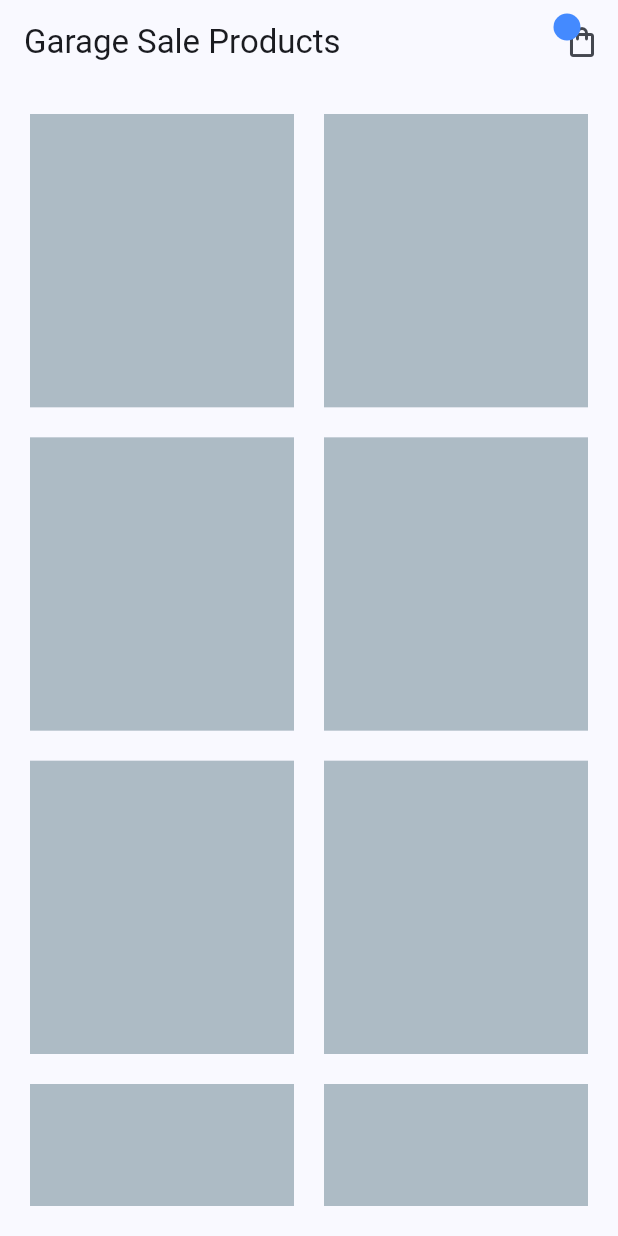
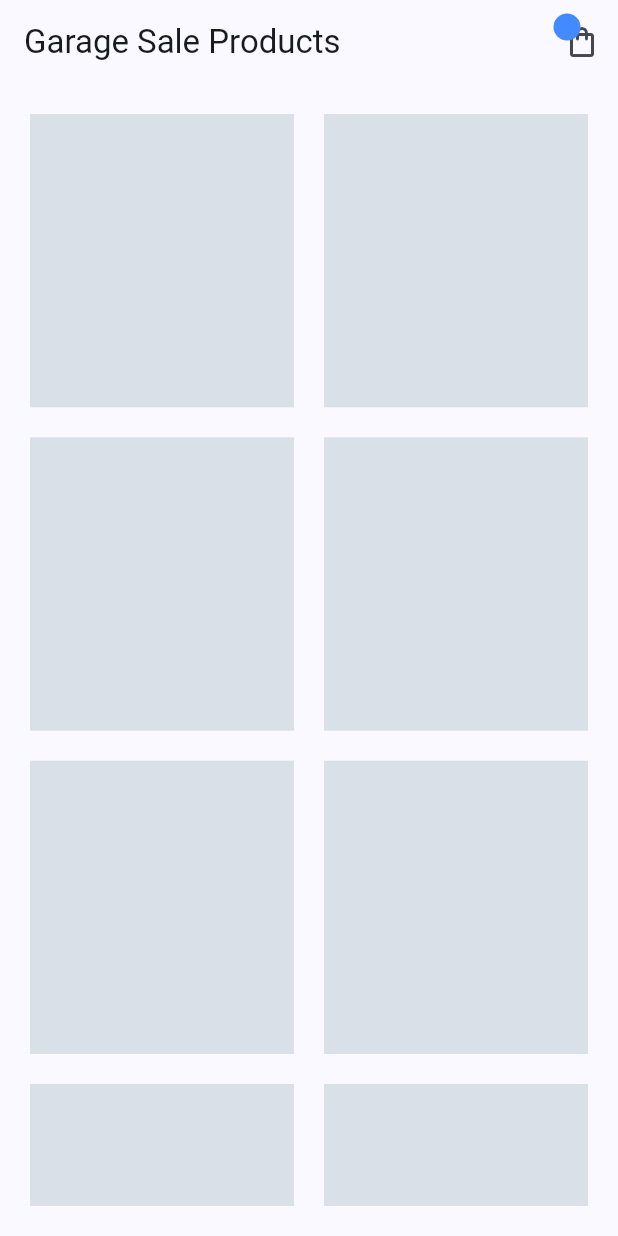
Before and after one commit to jamydevelop/flutter-riverpod-test, a Flutter app: the screen it shows after launch, on a phone screen of 412 x 824 dp. Run offline on Flutter 3.47's test engine with Material 3 defaults, Android fonts, the light colour scheme and no system bars.

Commit message:
change opacity value

```diff
--- a/flutter_riverpod_test/lib/screens/home/home_screen.dart
+++ b/flutter_riverpod_test/lib/screens/home/home_screen.dart
@@ -24,7 +24,7 @@ class HomeScreen extends StatelessWidget {
           itemBuilder: (context, index) {
             return Container(
               padding: const EdgeInsets.all(20),
-              color: Colors.blueGrey.withValues(alpha: 0.5),
+              color: Colors.blueGrey.withValues(alpha: 0.2),
             );
           },
         ),
```
